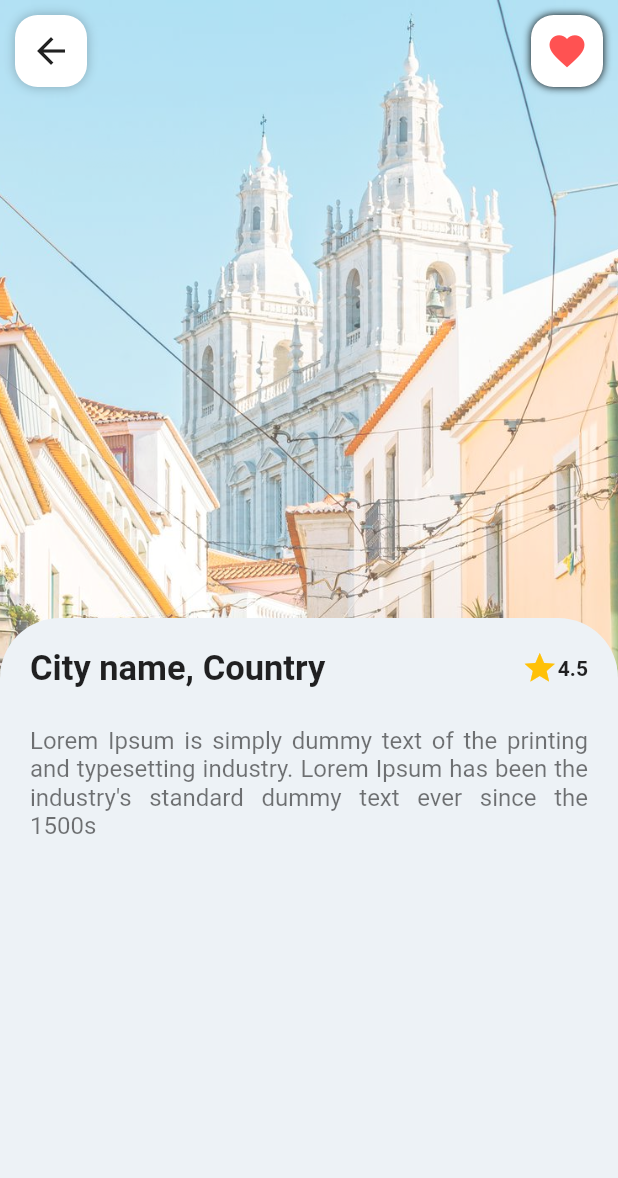
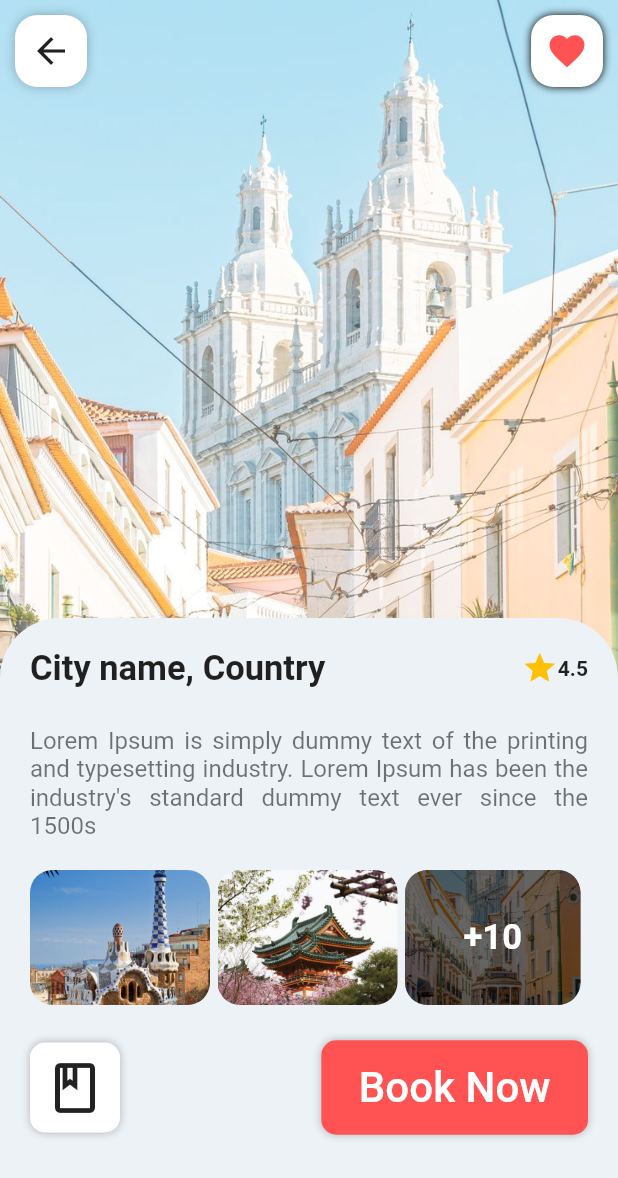
Before and after one commit to caneto/Design-de-interface-de-usu-rio-de-aplicativo-de-viagem-no-Flutter-, a Flutter app: the PostScreen screen opened directly, on a phone screen of 412 x 824 dp. Shown: the top 1178 px of the screen. Run offline on Flutter 3.47's test engine with Material 2 defaults, Android fonts, the phone set to English and light mode, and no system bars; our stand-ins replace curved_navigation_bar.

Commit message:
Finalizando o Prototipo

```diff
--- a/lib/main.dart
+++ b/lib/main.dart
@@ -29,10 +29,9 @@ class _MyAppState extends State<MyApp> {
       debugShowCheckedModeBanner: false,
       title: 'Ui de Viagem',
       theme: ThemeData(
-         primarySwatch: Colors.blue,
-         scaffoldBackgroundColor: Color(0xFFEDF2F6),
+         scaffoldBackgroundColor: const Color(0xFFEDF2F6),
       ),
-      home: WelcomeScreen(),
+      home: const WelcomeScreen(),
     );
   }
 }
--- a/lib/widgets/post_bottom_bar.dart
+++ b/lib/widgets/post_bottom_bar.dart
@@ -32,15 +32,19 @@ class PostBottomBar extends StatelessWidget {
                         fontWeight: FontWeight.w600,
                       ),
                     ),
-                    const SizedBox(height: 10,),
+                    const SizedBox(
+                      height: 10,
+                    ),
                     Row(
                       children: const [
                         Icon(
                           Icons.star,
                           color: Colors.amber,
                         ),
-                         Text('4.5', style: TextStyle(
-                              fontWeight: FontWeight.w600,
+                        Text(
+                          '4.5',
+                          style: TextStyle(
+                            fontWeight: FontWeight.w600,
                           ),
                         )
                       ],
@@ -48,18 +52,121 @@ class PostBottomBar extends StatelessWidget {
                   ],
                 ),
                 const SizedBox(
-                   height: 25,
+                  height: 25,
                 ),
-                const Text("Lorem Ipsum is simply dummy text of the printing and typesetting industry. Lorem Ipsum has been the industry's standard dummy text ever since the 1500s",
-                  style: TextStyle(
-                    color: Colors.black54,
-                    fontSize: 16
-                  ),
+                const Text(
+                  "Lorem Ipsum is simply dummy text of the printing and typesetting industry. Lorem Ipsum has been the industry's standard dummy text ever since the 1500s",
+                  style: TextStyle(color: Colors.black54, fontSize: 16),
                   textAlign: TextAlign.justify,
                 ),
                 const SizedBox(
-                   height: 20,
+                  height: 20,
                 ),
+                Row(
+                  children: [
+                    Padding(
+                      padding: const EdgeInsets.only(right: 5),
+                      child: Expanded(
+                        child: ClipRRect(
+                          borderRadius: BorderRadius.circular(15),
+                          child: Image.asset(
+                            'images/city5.jpg',
+                            fit: BoxFit.cover,
+                            width: 120,
+                            height: 90,
+                          ),
+                        ),
+                      ),
+                    ),
+                    Padding(
+                      padding: const EdgeInsets.only(right: 5),
+                      child: Expanded(
+                        flex: 1,
+                        child: ClipRRect(
+                          clipBehavior: Clip.antiAlias,
+                          borderRadius: BorderRadius.circular(15),
+                          child: Image.asset(
+                            'images/city4.jpg',
+                            fit: BoxFit.cover,
+                            width: 120,
+                            height: 90,
+                          ),
+                        ),
+                      ),
+                    ),
+                    Expanded(
+                        child: Container(
+                      alignment: Alignment.center,
+                      width: 120,
+                      height: 90,
+                      margin: const EdgeInsets.only(right: 5),
+                      decoration: BoxDecoration(
+                        color: Colors.black,
+                        borderRadius: BorderRadius.circular(15),
+                        image: const DecorationImage(
+                          image: AssetImage('images/city6.jpg'),
+                          fit: BoxFit.cover,
+                          opacity: 0.4,
+                        ),
+                      ),
+                      child: const Text(
+                        '+10',
+                        style: TextStyle(
+                          color: Colors.white,
+                          fontSize: 23,
+                          fontWeight: FontWeight.w600,
+                        ),
+                      ),
+                    ))
+                  ],
+                ),
+                const SizedBox(
+                  height: 15,
+                ),
+                Container(
+                  height: 80,
+                  child: Row(
+                    mainAxisAlignment: MainAxisAlignment.spaceBetween,
+                    children: [
+                      Container(
+                        padding: const EdgeInsets.all(10),
+                        decoration: BoxDecoration(
+                            borderRadius: BorderRadius.circular(10),
+                            color: Colors.white,
+                            boxShadow: const [
+                              BoxShadow(
+                                color: Colors.black26,
+                                blurRadius: 4,
+                              )
+                            ]),
+                        child: const Icon(Icons.book_outlined, size: 40),
+                      ),
+                      Container(
+                        padding: const EdgeInsets.symmetric(
+                        vertical: 15, horizontal: 25),
+                        decoration: BoxDecoration(
+                          borderRadius: BorderRadius.circular(10),
+                          color: Colors.redAccent,
+                          boxShadow: const [
+                              BoxShadow(
+                               color: Colors.black26,
+                               blurRadius: 4,
+                              )
+                            ]
+                          ),
+                        child: const Text(
+                          'Book Now',
+                          style: TextStyle(
+                            color: Colors.white,
+                            fontSize: 28,
+                            fontWeight: FontWeight.w500,
+                          ),
+                        )
+                      )
+                    ],
+                  ),
+                ),
+
               ],
             ),
           )
```
